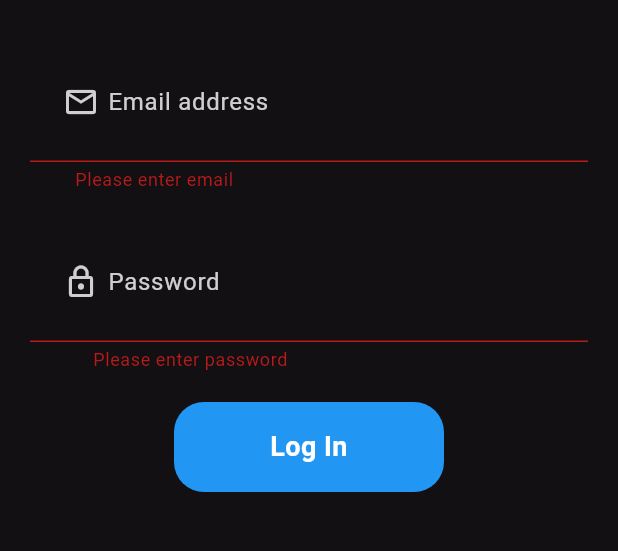
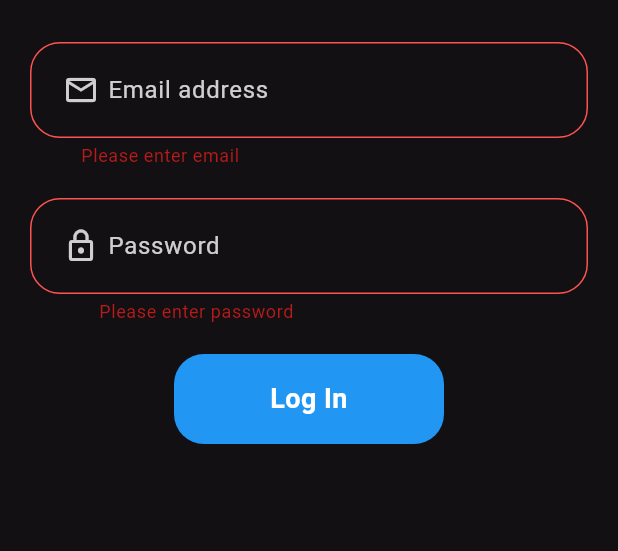
Before and after one commit to Tosin8/boxx, a Flutter app: the LoginScreen screen opened directly, after a tap on "Log In", on a phone screen of 412 x 824 dp, the part 417-968 px from its top. Run offline on Flutter 3.47's test engine with Material 3 defaults, Android fonts, the phone set to English and light mode, and no system bars; our stand-ins replace animate_do, page_transition, video_player.

Commit message:
Update login_widget.dart

```diff
--- a/lib/screens/form/signin/login_widget.dart
+++ b/lib/screens/form/signin/login_widget.dart
@@ -22,6 +22,7 @@ class _LoginFormState extends State<LoginForm> {
         child: Column(
           children: [
             TextFormField(
+              style: const TextStyle(color: Colors.white),
               controller: emailController,
               keyboardType: TextInputType.emailAddress,
               textInputAction: TextInputAction.next,
@@ -47,7 +48,12 @@ class _LoginFormState extends State<LoginForm> {
             borderSide: const BorderSide(color: Colors.blueAccent),
             gapPadding: 10,
           ),
-
+          errorBorder: OutlineInputBorder(borderSide: BorderSide(color: Colors.redAccent),
+          borderRadius: BorderRadius.circular(20),
+          ),
+  focusedErrorBorder: OutlineInputBorder(borderSide: BorderSide(color: Colors.redAccent),
+          borderRadius: BorderRadius.circular(20),
+          ),
 
               labelStyle: TextStyle(color: Colors.white.withOpacity(0.8))
             ),
@@ -61,6 +67,7 @@ class _LoginFormState extends State<LoginForm> {
             ),
             const SizedBox(height: 20),
              TextFormField(
+              style: const TextStyle(color: Colors.white),
               obscureText: true,
               keyboardType: TextInputType.emailAddress,
               textInputAction: TextInputAction.done,
@@ -84,7 +91,13 @@ class _LoginFormState extends State<LoginForm> {
             borderSide: const BorderSide(color: Colors.blueAccent),
             gapPadding: 10,
           ),
+              focusedErrorBorder: OutlineInputBorder(borderSide: BorderSide(color: Colors.redAccent),
+          borderRadius: BorderRadius.circular(20),
+          ),
 
+           errorBorder: OutlineInputBorder(borderSide: BorderSide(color: Colors.redAccent),
+          borderRadius: BorderRadius.circular(20),
+          ),
               labelStyle: TextStyle(color: Colors.white.withOpacity(0.8))
             ),
             validator: (value) {
```
